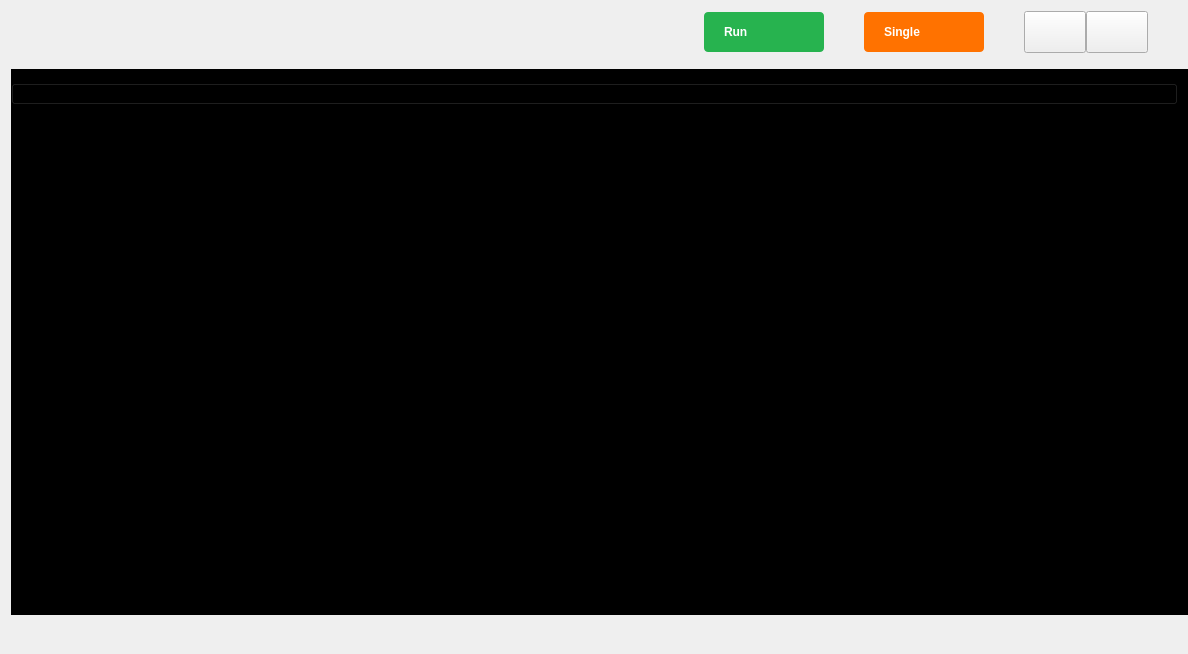
Qt form ui/oscilloscope.ui (analogdevicesinc/scopy) before a commit.
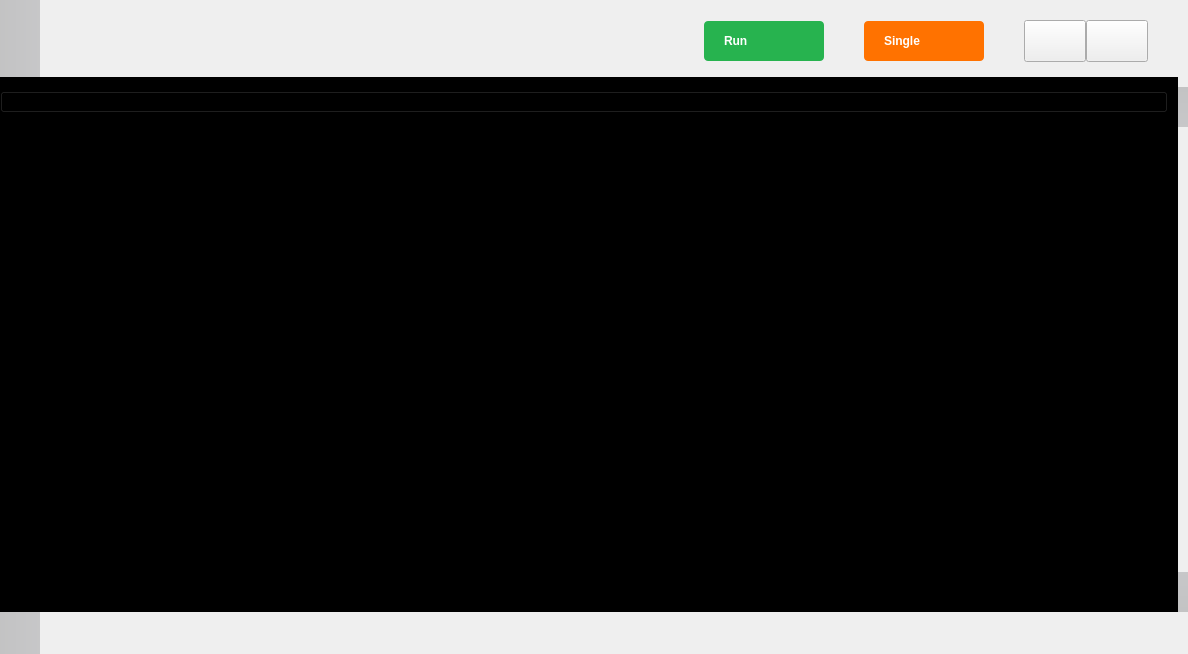
The same form after that commit. Icons and pictures are not drawn. Custom widgets are drawn as their Qt base class.

Commit message: Oscilloscope: Add gradients between several GUI panels

What changed in the file:
```diff
--- a/ui/oscilloscope.ui
+++ b/ui/oscilloscope.ui
@@ -20,15 +20,133 @@
    <string>Scopy Oscilloscope</string>
   </property>
   <layout class="QVBoxLayout" name="verticalLayout_2">
+   <property name="spacing">
+    <number>0</number>
+   </property>
+   <property name="leftMargin">
+    <number>0</number>
+   </property>
+   <property name="topMargin">
+    <number>0</number>
+   </property>
    <property name="rightMargin">
     <number>0</number>
    </property>
+   <property name="bottomMargin">
+    <number>0</number>
+   </property>
    <item>
-    <layout class="QHBoxLayout" name="horizontalLayout_2">
+    <layout class="QGridLayout" name="gridLayout">
+     <property name="leftMargin">
+      <number>0</number>
+     </property>
+     <property name="bottomMargin">
+      <number>0</number>
+     </property>
      <property name="spacing">
       <number>0</number>
      </property>
-     <item>
+     <item row="0" column="2">
+      <spacer name="verticalSpacer_3">
+       <property name="orientation">
+        <enum>Qt::Vertical</enum>
+       </property>
+       <property name="sizeType">
+        <enum>QSizePolicy::Fixed</enum>
+       </property>
+       <property name="sizeHint" stdset="0">
+        <size>
+         <width>10</width>
+         <height>20</height>
+        </size>
+       </property>
+      </spacer>
+     </item>
+     <item row="1" column="7">
+      <widget class="QPushButton" name="btnSettings">
+       <property name="styleSheet">
+        <string notr="true">QPushButton {
+  min-height: 40px;
+  max-height: 40px;
+  min-width: 60px;
+  max-width: 60px;
+}
+
+QPushButton:checked {
+  border-image: url(:/icons/setup3_checked_hover.svg);
+}
+
+QPushButton:!checked {
+  border-image: url(:/icons/setup3_unchecked.svg);
+}</string>
+       </property>
+       <property name="text">
+        <string/>
+       </property>
+       <property name="checkable">
+        <bool>true</bool>
+       </property>
+      </widget>
+     </item>
+     <item row="1" column="8">
+      <spacer name="horizontalSpacer">
+       <property name="orientation">
+        <enum>Qt::Horizontal</enum>
+       </property>
+       <property name="sizeType">
+        <enum>QSizePolicy::Fixed</enum>
+       </property>
+       <property name="sizeHint" stdset="0">
+        <size>
+         <width>40</width>
+         <height>0</height>
+        </size>
+       </property>
+      </spacer>
+     </item>
+     <item row="1" column="6">
+      <widget class="QPushButton" name="btnGeneralSettings">
+       <property name="styleSheet">
+        <string notr="true">QPushButton {
+  min-height: 40px;
+  max-height: 40px;
+  min-width: 60px;
+  max-width: 60px;
+}
+
+QPushButton:checked {
+  border-image: url(:/icons/gear_wheel_pressed.svg);
+}
+
+QPushButton:!checked {
+  border-image: url(:/icons/gear_wheel.svg);
+}</string>
+       </property>
+       <property name="text">
+        <string/>
+       </property>
+       <property name="checkable">
+        <bool>true</bool>
+       </property>
+      </widget>
+     </item>
+     <item row="2" column="2">
+      <spacer name="verticalSpacer_2">
+       <property name="orientation">
+        <enum>Qt::Vertical</enum>
+       </property>
+       <property name="sizeType">
+        <enum>QSizePolicy::Fixed</enum>
+       </property>
+       <property name="sizeHint" stdset="0">
+        <size>
+         <width>0</width>
+         <height>5</height>
+        </size>
+       </property>
+      </spacer>
+     </item>
+     <item row="1" column="1">
       <spacer name="horizontalSpacer_7">
        <property name="orientation">
         <enum>Qt::Horizontal</enum>
@@ -36,80 +154,12 @@
        <property name="sizeHint" stdset="0">
         <size>
          <width>40</width>
-         <height>20</height>
-        </size>
-       </property>
-      </spacer>
-     </item>
-     <item>
-      <widget class="QPushButton" name="pushButtonRunStop">
-       <property name="sizePolicy">
-        <sizepolicy hsizetype="Fixed" vsizetype="Fixed">
-         <horstretch>0</horstretch>
-         <verstretch>0</verstretch>
-        </sizepolicy>
-       </property>
-       <property name="layoutDirection">
-        <enum>Qt::RightToLeft</enum>
-       </property>
-       <property name="styleSheet">
-        <string notr="true">QPushButton {
-  width: 80px;
-  height: 40px;
-  border-radius: 4px;
-  background-color: #27b34f;
-  color: white;
-  font-family: &quot;monospace&quot;;
-  font-weight: bold;
-
-  text-align: left;
-  padding-left: 20px;
-  padding-right: 20px;
-}
-
-QPushButton::checked {
-  background-color: #F45000;
-}
-
-QPushButton:disabled {
-background-color: grey;
-}</string>
-       </property>
-       <property name="text">
-        <string>Run</string>
-       </property>
-       <property name="icon">
-        <iconset resource="../resources/resources.qrc">
-         <normaloff>:/icons/ico-play.svg</normaloff>:/icons/ico-play.svg</iconset>
-       </property>
-       <property name="iconSize">
-        <size>
-         <width>8</width>
          <height>10</height>
         </size>
        </property>
-       <property name="checkable">
-        <bool>true</bool>
-       </property>
-      </widget>
-     </item>
-     <item>
-      <spacer name="horizontalSpacer_5">
-       <property name="orientation">
-        <enum>Qt::Horizontal</enum>
-       </property>
-       <property name="sizeType">
-        <enum>QSizePolicy::Fixed</enum>
-       </property>
-       <property name="sizeHint" stdset="0">
-        <size>
-         <width>40</width>
-         <height>0</height>
-        </size>
-       </property>
       </spacer>
      </item>
-     <item>
+     <item row="1" column="4">
       <widget class="QPushButton" name="pushButtonSingle">
        <property name="layoutDirection">
         <enum>Qt::RightToLeft</enum>
@@ -156,7 +206,71 @@
        </property>
       </widget>
      </item>
-     <item>
+     <item row="0" column="0" rowspan="3">
+      <widget class="QWidget" name="widget_2" native="true">
+       <property name="styleSheet">
+        <string notr="true">QWidget {
+  min-width: 40px;
+  max-width: 40px;
+
+  background: qlineargradient(x1: 0 y1: 0, x2:1 y2:0, stop:0 rgba(20, 20, 22, 51), stop:1 rgba(39, 39, 48, 51));
+}</string>
+       </property>
+      </widget>
+     </item>
+     <item row="1" column="2">
+      <widget class="QPushButton" name="pushButtonRunStop">
+       <property name="sizePolicy">
+        <sizepolicy hsizetype="Fixed" vsizetype="Fixed">
+         <horstretch>0</horstretch>
+         <verstretch>0</verstretch>
+        </sizepolicy>
+       </property>
+       <property name="layoutDirection">
+        <enum>Qt::RightToLeft</enum>
+       </property>
+       <property name="styleSheet">
+        <string notr="true">QPushButton {
+  width: 80px;
+  height: 40px;
+  border-radius: 4px;
+  background-color: #27b34f;
+  color: white;
+  font-family: &quot;monospace&quot;;
+  font-weight: bold;
+
+  text-align: left;
+  padding-left: 20px;
+  padding-right: 20px;
+}
+
+QPushButton::checked {
+  background-color: #F45000;
+}
+
+QPushButton:disabled {
+background-color: grey;
+}</string>
+       </property>
+       <property name="text">
+        <string>Run</string>
+       </property>
+       <property name="icon">
+        <iconset resource="../resources/resources.qrc">
+         <normaloff>:/icons/ico-play.svg</normaloff>:/icons/ico-play.svg</iconset>
+       </property>
+       <property name="iconSize">
+        <size>
+         <width>8</width>
+         <height>10</height>
+        </size>
+       </property>
+       <property name="checkable">
+        <bool>true</bool>
+       </property>
+      </widget>
+     </item>
+     <item row="1" column="5">
       <spacer name="horizontalSpacer_2">
        <property name="orientation">
         <enum>Qt::Horizontal</enum>
@@ -167,65 +281,13 @@
        <property name="sizeHint" stdset="0">
         <size>
          <width>40</width>
-         <height>0</height>
+         <height>10</height>
         </size>
        </property>
       </spacer>
      </item>
-     <item>
-      <widget class="QPushButton" name="btnGeneralSettings">
-       <property name="styleSheet">
-        <string notr="true">QPushButton {
-  min-height: 40px;
-  max-height: 40px;
-  min-width: 60px;
-  max-width: 60px;
-}
-
-QPushButton:checked {
-  border-image: url(:/icons/gear_wheel_pressed.svg);
-}
-
-QPushButton:!checked {
-  border-image: url(:/icons/gear_wheel.svg);
-}</string>
-       </property>
-       <property name="text">
-        <string/>
-       </property>
-       <property name="checkable">
-        <bool>true</bool>
-       </property>
-      </widget>
-     </item>
-     <item>
-      <widget class="QPushButton" name="btnSettings">
-       <property name="styleSheet">
-        <string notr="true">QPushButton {
-  min-height: 40px;
-  max-height: 40px;
-  min-width: 60px;
-  max-width: 60px;
-}
-
-QPushButton:checked {
-  border-image: url(:/icons/setup3_checked_hover.svg);
-}
-
-QPushButton:!checked {
-  border-image: url(:/icons/setup3_unchecked.svg);
-}</string>
-       </property>
-       <property name="text">
-        <string/>
-       </property>
-       <property name="checkable">
-        <bool>true</bool>
-       </property>
-      </widget>
-     </item>
-     <item>
-      <spacer name="horizontalSpacer">
+     <item row="1" column="3">
+      <spacer name="horizontalSpacer_5">
        <property name="orientation">
         <enum>Qt::Horizontal</enum>
        </property>
@@ -235,7 +297,7 @@
        <property name="sizeHint" stdset="0">
         <size>
          <width>40</width>
-         <height>0</height>
+         <height>10</height>
         </size>
        </property>
       </spacer>
@@ -247,6 +309,9 @@
      <property name="spacing">
       <number>0</number>
      </property>
+     <property name="leftMargin">
+      <number>0</number>
+     </property>
      <property name="bottomMargin">
       <number>0</number>
      </property>
@@ -272,6 +337,18 @@
          <property name="bottomMargin">
           <number>0</number>
          </property>
+         <item>
+          <widget class="QWidget" name="widget" native="true">
+           <property name="styleSheet">
+            <string notr="true">QWidget {
+  min-width:40px;
+  max-width: 40px;
+
+  background: qlineargradient(x1: 0 y1: 0, x2:1 y2:0, stop:0 rgba(20, 20, 22, 51), stop:1 rgba(39, 39, 48, 51));
+}</string>
+           </property>
+          </widget>
+         </item>
          <item>
           <spacer name="horizontalSpacer_4">
            <property name="orientation">
@@ -279,12 +356,19 @@
            </property>
            <property name="sizeHint" stdset="0">
             <size>
-             <width>50</width>
+             <width>10</width>
              <height>10</height>
             </size>
            </property>
           </spacer>
          </item>
+         <item>
+          <layout class="QVBoxLayout" name="vLayoutBufferSlot">
+           <property name="spacing">
+            <number>0</number>
+           </property>
+          </layout>
+         </item>
          <item>
           <spacer name="horizontalSpacer_3">
            <property name="orientation">
@@ -292,7 +376,23 @@
            </property>
            <property name="sizeHint" stdset="0">
             <size>
-             <width>50</width>
+             <width>10</width>
+             <height>10</height>
+            </size>
+           </property>
+          </spacer>
+         </item>
+         <item>
+          <spacer name="horizontalSpacer_6">
+           <property name="orientation">
+            <enum>Qt::Horizontal</enum>
+           </property>
+           <property name="sizeType">
+            <enum>QSizePolicy::Fixed</enum>
+           </property>
+           <property name="sizeHint" stdset="0">
+            <size>
+             <width>40</width>
              <height>10</height>
             </size>
            </property>
@@ -501,6 +601,32 @@
         <property name="bottomMargin">
          <number>0</number>
         </property>
+        <item>
+         <spacer name="verticalSpacer_6">
+          <property name="orientation">
+           <enum>Qt::Vertical</enum>
+          </property>
+          <property name="sizeType">
+           <enum>QSizePolicy::Fixed</enum>
+          </property>
+          <property name="sizeHint" stdset="0">
+           <size>
+            <width>10</width>
+            <height>20</height>
+           </size>
+          </property>
+         </spacer>
+        </item>
+        <item>
+         <widget class="QWidget" name="widget_4" native="true">
+          <property name="styleSheet">
+           <string notr="true">min-height: 40px;
+max-height: 40px;
+
+background: qlineargradient(x1: 0 y1: 0, x2:0 y2:1, stop:0 rgba(20, 20, 22, 51), stop:1 rgba(39, 39, 48, 51));</string>
+          </property>
+         </widget>
+        </item>
         <item>
          <widget class="QStackedWidget" name="stackedWidget">
           <property name="sizePolicy">
@@ -518,17 +644,55 @@
           <widget class="QWidget" name="generalSettings"/>
          </widget>
         </item>
+        <item>
+         <widget class="QWidget" name="widget_5" native="true">
+          <property name="styleSheet">
+           <string notr="true">min-height: 40px;
+max-height: 40px;
+
+background: qlineargradient(x1: 0 y1: 0, x2:0 y2:1, stop:0 rgba(39, 39, 48, 51), stop:1 rgba(20, 20, 22, 51));</string>
+          </property>
+         </widget>
+        </item>
        </layout>
       </widget>
      </item>
     </layout>
    </item>
    <item>
-    <layout class="QHBoxLayout" name="horizontalLayout_18">
-     <item>
-      <layout class="QHBoxLayout" name="channelsList"/>
+    <layout class="QGridLayout" name="gridLayout_2">
+     <property name="leftMargin">
+      <number>0</number>
+     </property>
+     <property name="rightMargin">
+      <number>0</number>
+     </property>
+     <property name="spacing">
+      <number>0</number>
+     </property>
+     <item row="1" column="6">
+      <layout class="QHBoxLayout" name="trigger_settings"/>
      </item>
-     <item>
+     <item row="1" column="4">
+      <layout class="QHBoxLayout" name="cursors_settings"/>
+     </item>
+     <item row="1" column="3">
+      <spacer name="horizontalSpacer_8">
+       <property name="orientation">
+        <enum>Qt::Horizontal</enum>
+       </property>
+       <property name="sizeType">
+        <enum>QSizePolicy::Expanding</enum>
+       </property>
+       <property name="sizeHint" stdset="0">
+        <size>
+         <width>40</width>
+         <height>20</height>
+        </size>
+       </property>
+      </spacer>
+     </item>
+     <item row="1" column="2">
       <widget class="QPushButton" name="btnAddMath">
        <property name="text">
         <string/>
@@ -545,30 +709,75 @@
        </property>
       </widget>
      </item>
-     <item>
-      <spacer name="horizontalSpacer_8">
-       <property name="orientation">
-        <enum>Qt::Horizontal</enum>
+     <item row="1" column="1">
+      <layout class="QHBoxLayout" name="channelsList">
+       <property name="leftMargin">
+        <number>0</number>
        </property>
-       <property name="sizeType">
-        <enum>QSizePolicy::Expanding</enum>
+       <property name="rightMargin">
+        <number>0</number>
        </property>
-       <property name="sizeHint" stdset="0">
-        <size>
-         <width>40</width>
-         <height>20</height>
-        </size>
-       </property>
-      </spacer>
+      </layout>
      </item>
-     <item>
-      <layout class="QHBoxLayout" name="cursors_settings"/>
-     </item>
-     <item>
+     <item row="1" column="5">
       <layout class="QHBoxLayout" name="measure_settings"/>
      </item>
-     <item>
-      <layout class="QHBoxLayout" name="trigger_settings"/>
+     <item row="0" column="3">
+      <spacer name="verticalSpacer_4">
+       <property name="orientation">
+        <enum>Qt::Vertical</enum>
+       </property>
+       <property name="sizeType">
+        <enum>QSizePolicy::Fixed</enum>
+       </property>
+       <property name="sizeHint" stdset="0">
+        <size>
+         <width>10</width>
+         <height>10</height>
+        </size>
+       </property>
+      </spacer>
+     </item>
+     <item row="2" column="3">
+      <spacer name="verticalSpacer_5">
+       <property name="orientation">
+        <enum>Qt::Vertical</enum>
+       </property>
+       <property name="sizeType">
+        <enum>QSizePolicy::Fixed</enum>
+       </property>
+       <property name="sizeHint" stdset="0">
+        <size>
+         <width>10</width>
+         <height>10</height>
+        </size>
+       </property>
+      </spacer>
+     </item>
+     <item row="0" column="0" rowspan="3">
+      <layout class="QHBoxLayout" name="bottomLeftGradient">
+       <property name="spacing">
+        <number>0</number>
+       </property>
+       <property name="leftMargin">
+        <number>0</number>
+       </property>
+       <property name="rightMargin">
+        <number>0</number>
+       </property>
+       <item>
+        <widget class="QWidget" name="widget_3" native="true">
+         <property name="styleSheet">
+          <string notr="true">QWidget {
+  min-width: 40px;
+  max-width: 40px;
+
+  background: qlineargradient(x1: 0 y1: 0, x2:1 y2:0, stop:0 rgba(20, 20, 22, 51), stop:1 rgba(39, 39, 48, 51));
+}</string>
+         </property>
+        </widget>
+       </item>
+      </layout>
      </item>
     </layout>
    </item>
```
The commit also changes 4 other files.
